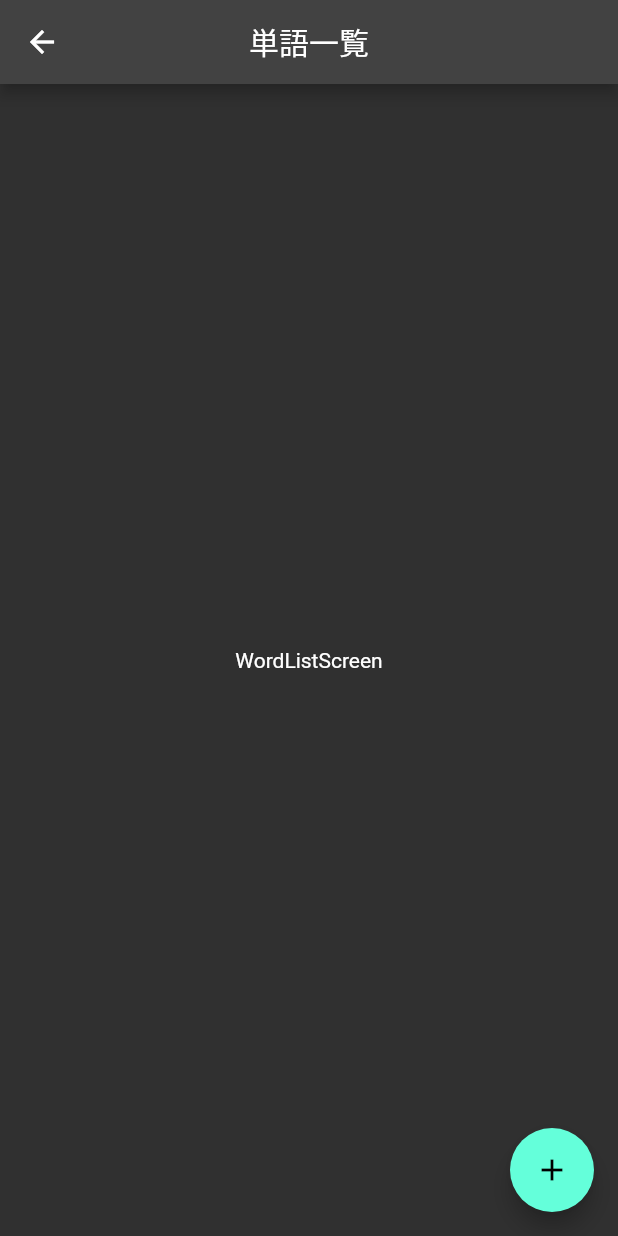
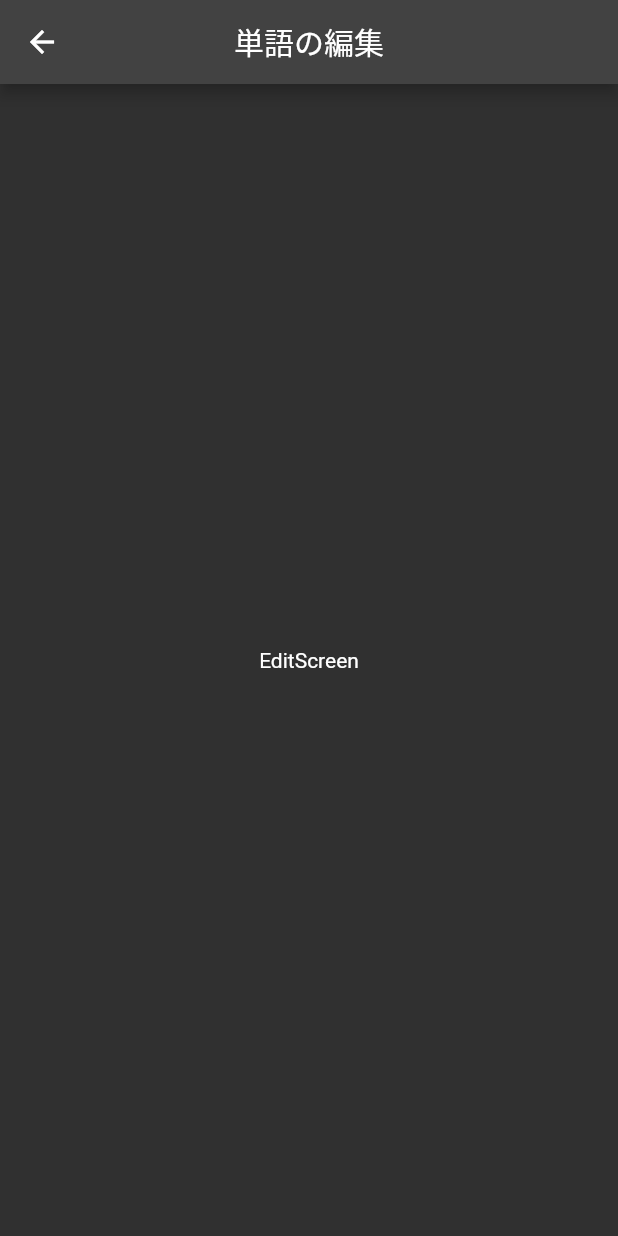
Before and after one commit to ERy03/myflashcard, a Flutter app: the WordListScreen screen opened directly, after a tap on the "add" icon, on a phone screen of 412 x 824 dp. Run offline on Flutter 3.47's test engine with Material 2 defaults, Android fonts, the phone set to English and light mode, and no system bars; Roboto replaces fonts that are missing (Lanobe).

Commit message:
edit screen

```diff
--- /dev/null
+++ b/lib/Screens/edit_screen.dart
@@ -0,0 +1,23 @@
+import 'package:flutter/material.dart';
+
+class EditScreen extends StatefulWidget {
+  const EditScreen({Key? key}) : super(key: key);
+
+  @override
+  State<EditScreen> createState() => _EditScreenState();
+}
+
+class _EditScreenState extends State<EditScreen> {
+  @override
+  Widget build(BuildContext context) {
+    return Scaffold(
+      appBar: AppBar(
+        title: const Text("単語の編集"),
+        centerTitle: true,
+      ),
+      body: Center(
+        child: Text("EditScreen"),
+      ),
+    );
+  }
+}
--- a/lib/Screens/word_list_screen.dart
+++ b/lib/Screens/word_list_screen.dart
@@ -1,4 +1,6 @@
 import 'package:flutter/material.dart';
+
+import 'edit_screen.dart';
 
 class WordListScreen extends StatefulWidget {
   const WordListScreen({Key? key}) : super(key: key);
@@ -21,9 +23,14 @@ class _WordListScreenState extends State<WordListScreen> {
       floatingActionButton: FloatingActionButton(
         child: const Icon(Icons.add),
         tooltip: "新しい単語の追加",
-        onPressed: () => print("FAB"),
+        onPressed: () => _addNewWord(),
       ),
       // floatingActionButtonLocation: FloatingActionButtonLocation.centerFloat,
     );
   }
+
+  _addNewWord() {
+    Navigator.pushReplacement(
+        context, MaterialPageRoute(builder: (context) => EditScreen()));
+  }
 }
```
